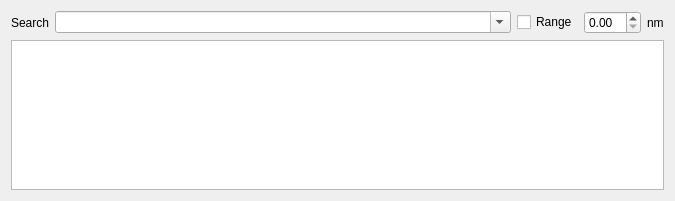
OpenFairWind/fairwindplusplus, file apps/portolano/MainPage.ui: the form before one commit.
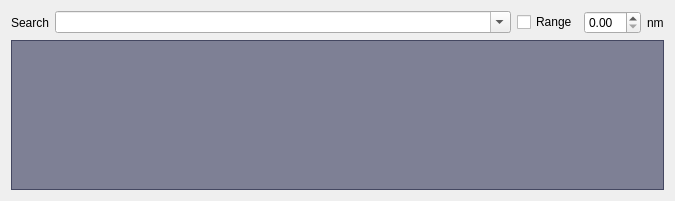
The form after the commit.

The edit to the form file:
```diff
--- a/apps/portolano/MainPage.ui
+++ b/apps/portolano/MainPage.ui
@@ -61,7 +61,12 @@
       </layout>
      </item>
      <item>
-      <widget class="QListWidget" name="listWidget_Results"/>
+      <widget class="QListWidget" name="listWidget_Results">
+       <property name="styleSheet">
+        <string notr="true">background-color: rgba(14, 18, 60, 128);
+color: rgb(250, 255, 255);</string>
+       </property>
+      </widget>
      </item>
     </layout>
    </item>
```
